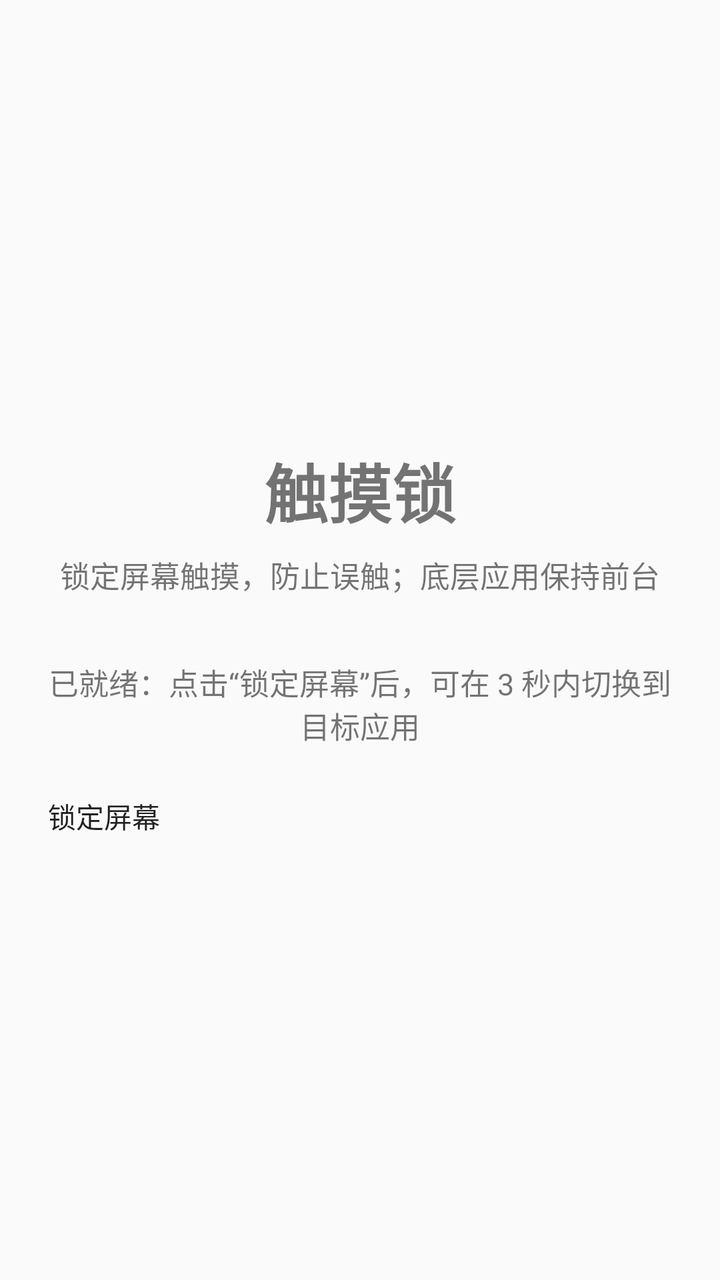
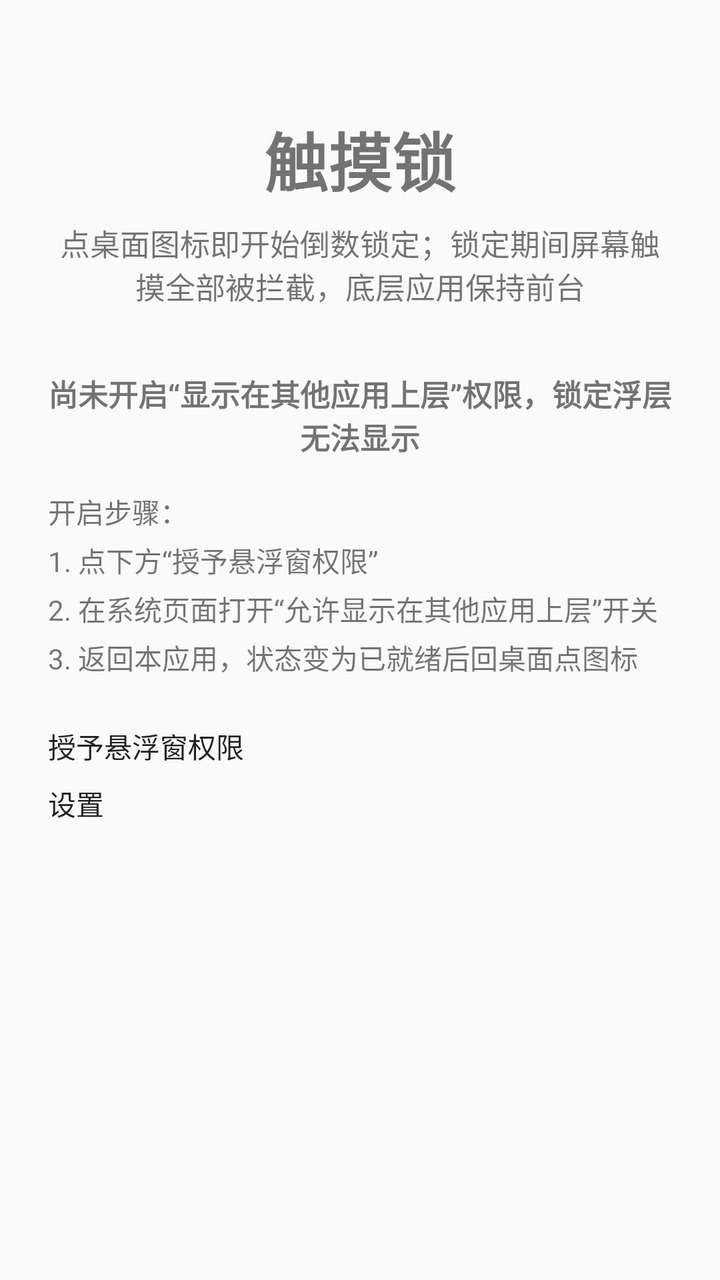

The first picture is an Android layout as it rendered before a commit; the second is the same layout after the commit. The layout source and the unified diff follow.
<!-- AndroidManifest.xml: application theme Theme.TouchLock -->
<!-- res/layout/activity_main.xml -->
<?xml version="1.0" encoding="utf-8"?>
<LinearLayout xmlns:android="http://schemas.android.com/apk/res/android"
    android:layout_width="match_parent"
    android:layout_height="match_parent"
    android:gravity="center"
    android:orientation="vertical"
    android:padding="24dp">

    <TextView
        android:layout_width="wrap_content"
        android:layout_height="wrap_content"
        android:text="@string/main_title"
        android:textSize="32sp"
        android:textStyle="bold" />

    <TextView
        android:layout_width="wrap_content"
        android:layout_height="wrap_content"
        android:layout_marginTop="8dp"
        android:gravity="center"
        android:text="@string/main_subtitle"
        android:textSize="15sp" />

    <TextView
        android:id="@+id/statusText"
        android:layout_width="match_parent"
        android:layout_height="wrap_content"
        android:layout_marginTop="32dp"
        android:gravity="center"
        android:text="@string/status_ready"
        android:textSize="15sp" />

    <Button
        android:id="@+id/lockButton"
        android:layout_width="match_parent"
        android:layout_height="wrap_content"
        android:layout_marginTop="24dp"
        android:text="@string/lock_button" />

    <Button
        android:id="@+id/permissionButton"
        android:layout_width="match_parent"
        android:layout_height="wrap_content"
        android:layout_marginTop="12dp"
        android:text="@string/permission_button"
        android:visibility="gone" />

</LinearLayout>
<!-- resources referenced by this layout -->
<resources>
  <string name="lock_button">锁定屏幕</string>
  <string name="main_subtitle">锁定屏幕触摸，防止误触；底层应用保持前台</string>
  <string name="main_title">触摸锁</string>
  <string name="permission_button">授予悬浮窗权限</string>
  <string name="status_ready">已就绪：点击“锁定屏幕”后，可在 3 秒内切换到目标应用</string>
  <style name="Theme.TouchLock" parent="@android:style/Theme.Material.Light.NoActionBar" />
</resources>

<!-- the commit's change to res/layout/activity_main.xml (unified diff, before → after) -->
@@ -2,9 +2,12 @@
 <LinearLayout xmlns:android="http://schemas.android.com/apk/res/android"
     android:layout_width="match_parent"
     android:layout_height="match_parent"
-    android:gravity="center"
+    android:gravity="center_horizontal"
     android:orientation="vertical"
-    android:padding="24dp">
+    android:paddingStart="24dp"
+    android:paddingTop="56dp"
+    android:paddingEnd="24dp"
+    android:paddingBottom="24dp">
 
     <TextView
         android:layout_width="wrap_content"
@@ -27,22 +30,32 @@
         android:layout_height="wrap_content"
         android:layout_marginTop="32dp"
         android:gravity="center"
-        android:text="@string/status_ready"
-        android:textSize="15sp" />
+        android:text="@string/status_need_permission"
+        android:textSize="15sp"
+        android:textStyle="bold" />
 
-    <Button
-        android:id="@+id/lockButton"
+    <TextView
+        android:id="@+id/guideStepsText"
         android:layout_width="match_parent"
         android:layout_height="wrap_content"
-        android:layout_marginTop="24dp"
-        android:text="@string/lock_button" />
+        android:layout_marginTop="16dp"
+        android:gravity="start"
+        android:lineSpacingExtra="4dp"
+        android:text="@string/guide_steps"
+        android:textSize="14sp" />
 
     <Button
         android:id="@+id/permissionButton"
         android:layout_width="match_parent"
         android:layout_height="wrap_content"
-        android:layout_marginTop="12dp"
-        android:text="@string/permission_button"
-        android:visibility="gone" />
+        android:layout_marginTop="24dp"
+        android:text="@string/permission_button" />
+
+    <Button
+        android:id="@+id/settingsButton"
+        android:layout_width="match_parent"
+        android:layout_height="wrap_content"
+        android:layout_marginTop="8dp"
+        android:text="@string/settings_button" />
 
 </LinearLayout>
<!-- resource entries referenced after the edit -->
@@ -1,10 +1,11 @@
 <!-- resources referenced by this layout -->
 <resources>
-  <string name="lock_button">锁定屏幕</string>
-  <string name="main_subtitle">锁定屏幕触摸，防止误触；底层应用保持前台</string>
+  <string name="guide_steps">开启步骤：\n1. 点下方“授予悬浮窗权限”\n2. 在系统页面打开“允许显示在其他应用上层”开关\n3. 返回本应用，状态变为已就绪后回桌面点图标</string>
+  <string name="main_subtitle">点桌面图标即开始倒数锁定；锁定期间屏幕触摸全部被拦截，底层应用保持前台</string>
   <string name="main_title">触摸锁</string>
   <string name="permission_button">授予悬浮窗权限</string>
-  <string name="status_ready">已就绪：点击“锁定屏幕”后，可在 3 秒内切换到目标应用</string>
+  <string name="settings_button">设置</string>
+  <string name="status_need_permission">尚未开启“显示在其他应用上层”权限，锁定浮层无法显示</string>
   <style name="Theme.TouchLock" parent="@android:style/Theme.Material.Light.NoActionBar" />
 </resources>
 
